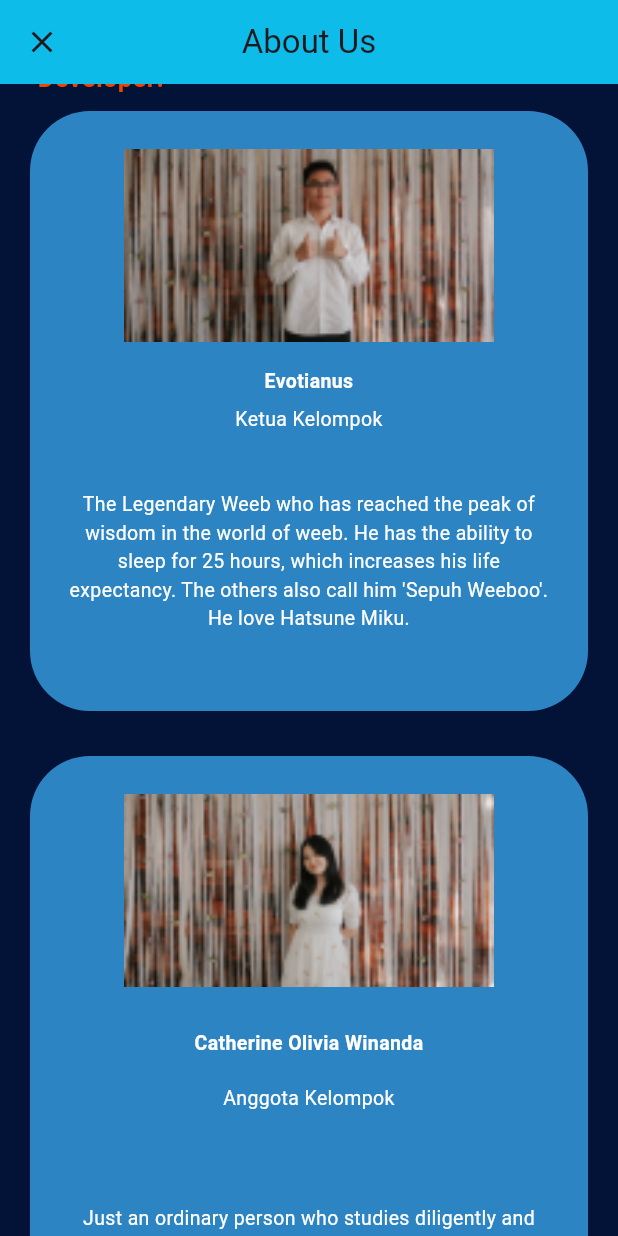
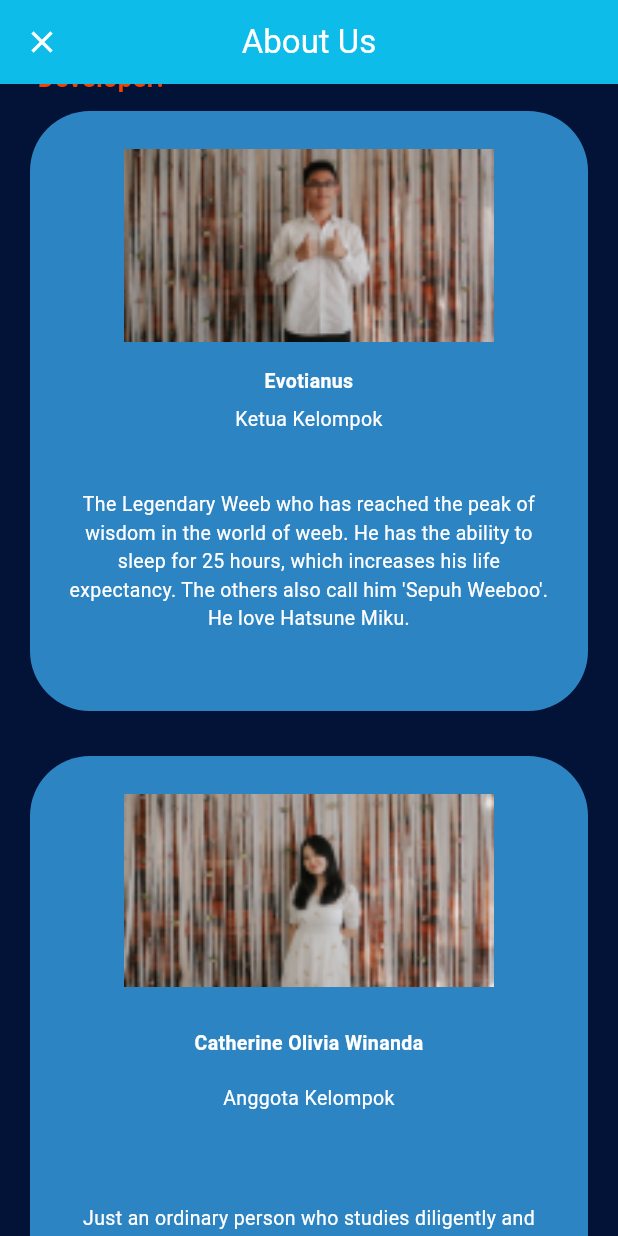
Before and after one commit to Evotianus/Aquaria, a Flutter app: the AboutUsPage screen opened directly, scrolled down 576 dp, on a phone screen of 412 x 824 dp. Run offline on Flutter 3.47's test engine with Material 3 defaults, Android fonts, the phone set to English and light mode, and no system bars; our stand-ins replace animated_splash_screen, awesome_notifications, fl_chart, flutter_svg, google_fonts, material_design_icons_flutter and 3 more; accounts and stored records are empty; project files that could hold a hidden picture were left out.

Commit message:
dark theme and minor ui

```diff
--- a/lib/functions/functions.dart
+++ b/lib/functions/functions.dart
@@ -63,12 +63,14 @@ Future<Fish?> timerFinished(int minutes) async {
         request.name,
         request.description,
         request.image,
+        request.createdAt,
       );
       return Fish(
         request.id,
         request.name,
         request.description,
         request.image,
+        request.createdAt,
       );
     }
   }
--- a/lib/pages/about_us_page.dart
+++ b/lib/pages/about_us_page.dart
@@ -22,9 +22,15 @@ class AboutUsPage extends StatelessWidget {
                 MaterialPageRoute(builder: (BuildContext context) => const HomePage()),
               );
             },
-            child: const Icon(Icons.close),
+            child: const Icon(
+              Icons.close,
+              color: Colors.white,
+            ),
           ),
-          title: const Text('About Us'),
+          title: const Text(
+            'About Us',
+            style: TextStyle(color: Colors.white),
+          ),
           centerTitle: true,
         ),
         body: SingleChildScrollView(
--- a/lib/pages/login_page.dart
+++ b/lib/pages/login_page.dart
@@ -25,9 +25,10 @@ class LoginPage extends StatelessWidget {
             children: [
               const Image(
                 image: AssetImage("assets/logo.png"),
+                height: 90,
               ),
               const SizedBox(
-                height: 110,
+                height: 100,
               ),
               BubbleTextField(
                 icon: Icons.person_2_outlined,
```
Also changed, not shown: lib/pages/fish_collection_page.dart (+8 -2 lines), lib/pages/privacy_policy_page.dart (+8 -2 lines), lib/pages/terms_of_use_page.dart (+8 -2 lines).
